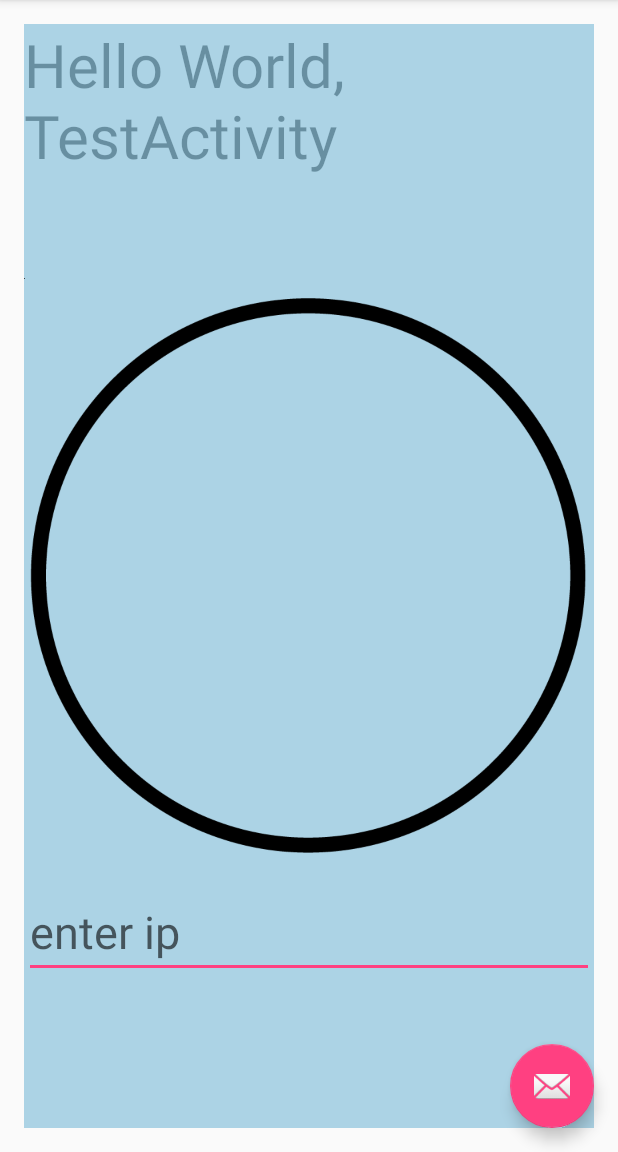
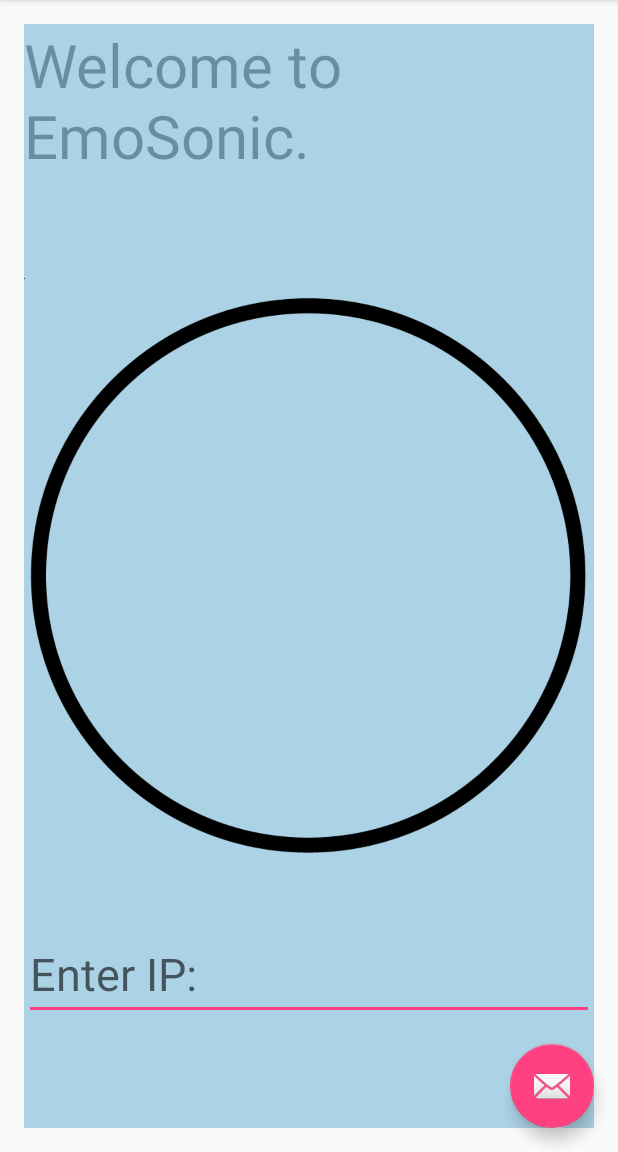
Before and after one commit to wiccy46/EmoSoundRatingControl, an Android app: the screen it shows after launch (MainActivity), on a phone screen of 412 x 824 dp, the part 84-1236 px from its top. Run offline under Robolectric (Android 15) with nearby library versions, the phone set to English and light mode, and no system bars; libraries missing offline, so code that uses them is left out: com.illposed.osc.

Commit message:
Changed layout, get square touchview. But the whole layout is still not robust.

```diff
--- a/app/src/main/java/com/jiajunyang/emosoundcontrol1/MainActivity.java
+++ b/app/src/main/java/com/jiajunyang/emosoundcontrol1/MainActivity.java
@@ -45,6 +45,7 @@ public class MainActivity extends AppCompatActivity {
         try {
             // This is not robust, you need to detect whether the input is in XXX.XXX.XX.XX form.
             myIP = yourIP.getText().toString(); // myIP is global variable
+
             validIP = ipvalidator.validate(myIP);
         } catch (NullPointerException e)
         {
--- a/app/src/main/res/layout/content_main.xml
+++ b/app/src/main/res/layout/content_main.xml
@@ -17,20 +17,25 @@
         android:id="@+id/textView"
         android:layout_width="fill_parent"
         android:layout_height="wrap_content"
-        android:text="Hello World, TestActivity"
+        android:text="@string/welcome"
+        android:textSize="40dp"
         android:layout_alignParentTop="true"
-        android:layout_alignParentEnd="true"
-        android:textSize="40dp" />
+        android:layout_alignParentStart="true" />
 
     <TextView
         android:id="@+id/touchView"
         android:background="#498ec0"
         android:layout_weight="1"
-        android:layout_width="fill_parent"
-        android:layout_height="fill_parent"
+        android:layout_width="wrap_content"
+        android:layout_height="wrap_content"
         android:alpha="0.5"
         android:backgroundTint="#5eacd0"
-        android:backgroundTintMode="src_atop" />
+        android:backgroundTintMode="src_atop"
+        android:padding="500dp"
+        android:layout_alignTop="@+id/circleView"
+        android:layout_alignBottom="@+id/circleView"
+        android:layout_alignStart="@+id/circleView"
+        android:layout_alignEnd="@+id/circleView" />
 
     <ImageView
         android:layout_width="wrap_content"
@@ -46,12 +51,12 @@
         android:digits="0123456789."
         android:layout_width="match_parent"
         android:layout_height="wrap_content"
-        android:layout_marginBottom="100dp"
         android:textSize="30dp"
-        android:layout_alignBottom="@+id/touchView"
-        android:layout_alignParentStart="true"
-        android:hint="enter ip"
-        android:onClick="enterIP" />
+        android:hint="@string/enterIPHint"
+        android:onClick="enterIP"
+        android:layout_marginBottom="72dp"
+        android:layout_alignParentBottom="true"
+        android:layout_alignParentStart="true" />
 
 
 </RelativeLayout>
--- a/app/src/main/res/values/strings.xml
+++ b/app/src/main/res/values/strings.xml
@@ -1,4 +1,6 @@
 <resources>
     <string name="app_name">EmoSoundControl1</string>
     <string name="action_settings">Settings</string>
+    <string name="welcome">Welcome to EmoSonic.</string>
+    <string name="enterIPHint">Enter IP:</string>
 </resources>
```
Also changed, not shown: 1 other file.
